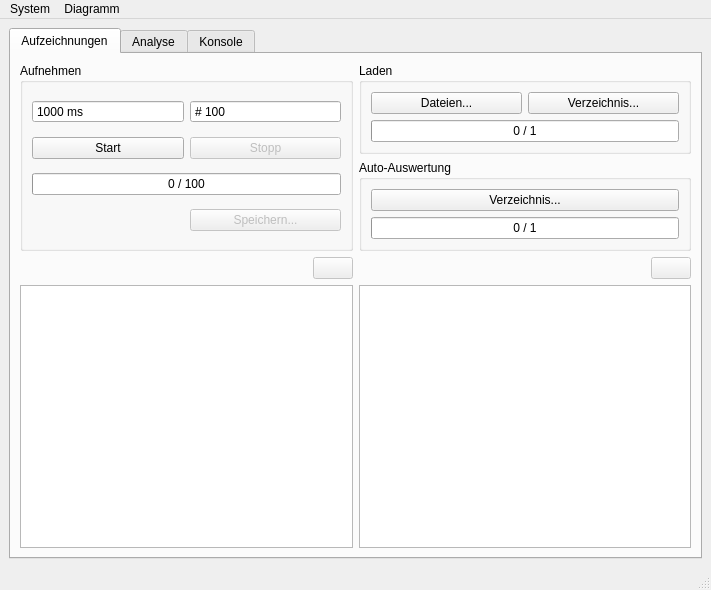
First picture: the form in src/mainwindow.ui, repository mathklk/QCDF, before the edit.
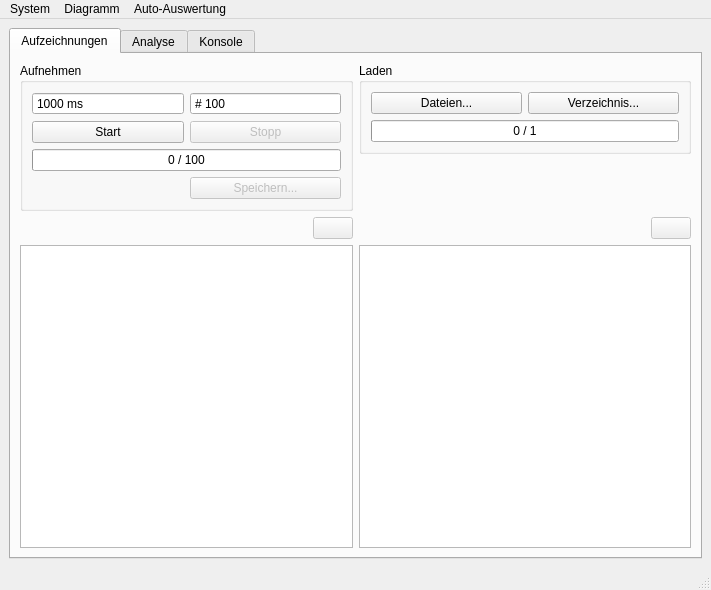
Second picture: the form after the edit. Icons and pictures are not drawn. Custom widgets are drawn as their Qt base class.

What changed in the file:
```diff
--- a/src/mainwindow.ui
+++ b/src/mainwindow.ui
@@ -24,8 +24,124 @@
        <attribute name="title">
         <string>Aufzeichnungen</string>
        </attribute>
-       <layout class="QGridLayout" name="gridLayout_6" rowstretch="0,0,0,0,1">
-        <item row="0" column="0" rowspan="3">
+       <layout class="QGridLayout" name="gridLayout_6" rowstretch="0,0,0,1">
+        <item row="0" column="1">
+         <widget class="QGroupBox" name="groupBox_2">
+          <property name="title">
+           <string>Laden</string>
+          </property>
+          <layout class="QGridLayout" name="gridLayout_5">
+           <item row="0" column="1">
+            <widget class="QPushButton" name="pushButtonLoadDir">
+             <property name="text">
+              <string>Verzeichnis...</string>
+             </property>
+            </widget>
+           </item>
+           <item row="0" column="0">
+            <widget class="QPushButton" name="pushButtonLoadFiles">
+             <property name="text">
+              <string>Dateien...</string>
+             </property>
+            </widget>
+           </item>
+           <item row="1" column="0" colspan="2">
+            <widget class="QProgressBar" name="progressBarLoad">
+             <property name="maximum">
+              <number>1</number>
+             </property>
+             <property name="value">
+              <number>0</number>
+             </property>
+             <property name="format">
+              <string>%v / %m</string>
+             </property>
+            </widget>
+           </item>
+          </layout>
+         </widget>
+        </item>
+        <item row="3" column="0">
+         <widget class="QListWidget" name="listWidgetRecord">
+          <property name="selectionMode">
+           <enum>QAbstractItemView::SelectionMode::ExtendedSelection</enum>
+          </property>
+         </widget>
+        </item>
+        <item row="1" column="1">
+         <spacer name="verticalSpacer">
+          <property name="orientation">
+           <enum>Qt::Orientation::Vertical</enum>
+          </property>
+          <property name="sizeHint" stdset="0">
+           <size>
+            <width>20</width>
+            <height>0</height>
+           </size>
+          </property>
+         </spacer>
+        </item>
+        <item row="2" column="1">
+         <layout class="QHBoxLayout" name="horizontalLayout_2">
+          <item>
+           <spacer name="horizontalSpacer_2">
+            <property name="orientation">
+             <enum>Qt::Orientation::Horizontal</enum>
+            </property>
+            <property name="sizeHint" stdset="0">
+             <size>
+              <width>40</width>
+              <height>20</height>
+             </size>
+            </property>
+           </spacer>
+          </item>
+          <item>
+           <widget class="QPushButton" name="pushButtonClearLoad">
+            <property name="enabled">
+             <bool>false</bool>
+            </property>
+            <property name="text">
+             <string/>
+            </property>
+            <property name="icon">
+             <iconset theme="QIcon::ThemeIcon::EditDelete"/>
+            </property>
+           </widget>
+          </item>
+         </layout>
+        </item>
+        <item row="2" column="0">
+         <layout class="QHBoxLayout" name="horizontalLayout">
+          <item>
+           <spacer name="horizontalSpacer">
+            <property name="orientation">
+             <enum>Qt::Orientation::Horizontal</enum>
+            </property>
+            <property name="sizeHint" stdset="0">
+             <size>
+              <width>40</width>
+              <height>20</height>
+             </size>
+            </property>
+           </spacer>
+          </item>
+          <item>
+           <widget class="QPushButton" name="pushButtonClearRecord">
+            <property name="enabled">
+             <bool>false</bool>
+            </property>
+            <property name="text">
+             <string/>
+            </property>
+            <property name="icon">
+             <iconset theme="QIcon::ThemeIcon::EditDelete"/>
+            </property>
+           </widget>
+          </item>
+         </layout>
+        </item>
+        <item row="0" column="0" rowspan="2">
          <widget class="QGroupBox" name="groupBox">
           <property name="title">
            <string>Aufnehmen</string>
@@ -112,158 +228,13 @@
           </layout>
          </widget>
         </item>
-        <item row="4" column="0">
-         <widget class="QListWidget" name="listWidgetRecord">
-          <property name="selectionMode">
-           <enum>QAbstractItemView::SelectionMode::ExtendedSelection</enum>
-          </property>
-         </widget>
-        </item>
-        <item row="3" column="0">
-         <layout class="QHBoxLayout" name="horizontalLayout">
-          <item>
-           <spacer name="horizontalSpacer">
-            <property name="orientation">
-             <enum>Qt::Orientation::Horizontal</enum>
-            </property>
-            <property name="sizeHint" stdset="0">
-             <size>
-              <width>40</width>
-              <height>20</height>
-             </size>
-            </property>
-           </spacer>
-          </item>
-          <item>
-           <widget class="QPushButton" name="pushButtonClearRecord">
-            <property name="enabled">
-             <bool>false</bool>
-            </property>
-            <property name="text">
-             <string/>
-            </property>
-            <property name="icon">
-             <iconset theme="QIcon::ThemeIcon::EditDelete"/>
-            </property>
-           </widget>
-          </item>
-         </layout>
-        </item>
-        <item row="2" column="1">
-         <spacer name="verticalSpacer">
-          <property name="orientation">
-           <enum>Qt::Orientation::Vertical</enum>
-          </property>
-          <property name="sizeHint" stdset="0">
-           <size>
-            <width>20</width>
-            <height>0</height>
-           </size>
-          </property>
-         </spacer>
-        </item>
-        <item row="0" column="1">
-         <widget class="QGroupBox" name="groupBox_2">
-          <property name="title">
-           <string>Laden</string>
-          </property>
-          <layout class="QGridLayout" name="gridLayout_5">
-           <item row="0" column="1">
-            <widget class="QPushButton" name="pushButtonLoadDir">
-             <property name="text">
-              <string>Verzeichnis...</string>
-             </property>
-            </widget>
-           </item>
-           <item row="0" column="0">
-            <widget class="QPushButton" name="pushButtonLoadFiles">
-             <property name="text">
-              <string>Dateien...</string>
-             </property>
-            </widget>
-           </item>
-           <item row="1" column="0" colspan="2">
-            <widget class="QProgressBar" name="progressBarLoad">
-             <property name="maximum">
-              <number>1</number>
-             </property>
-             <property name="value">
-              <number>0</number>
-             </property>
-             <property name="format">
-              <string>%v / %m</string>
-             </property>
-            </widget>
-           </item>
-          </layout>
-         </widget>
-        </item>
         <item row="3" column="1">
-         <layout class="QHBoxLayout" name="horizontalLayout_2">
-          <item>
-           <spacer name="horizontalSpacer_2">
-            <property name="orientation">
-             <enum>Qt::Orientation::Horizontal</enum>
-            </property>
-            <property name="sizeHint" stdset="0">
-             <size>
-              <width>40</width>
-              <height>20</height>
-             </size>
-            </property>
-           </spacer>
-          </item>
-          <item>
-           <widget class="QPushButton" name="pushButtonClearLoad">
-            <property name="enabled">
-             <bool>false</bool>
-            </property>
-            <property name="text">
-             <string/>
-            </property>
-            <property name="icon">
-             <iconset theme="QIcon::ThemeIcon::EditDelete"/>
-            </property>
-           </widget>
-          </item>
-         </layout>
-        </item>
-        <item row="4" column="1">
          <widget class="QListWidget" name="listWidgetLoad">
           <property name="selectionMode">
            <enum>QAbstractItemView::SelectionMode::ExtendedSelection</enum>
           </property>
          </widget>
         </item>
-        <item row="1" column="1">
-         <widget class="QGroupBox" name="groupBox_7">
-          <property name="title">
-           <string>Auto-Auswertung</string>
-          </property>
-          <layout class="QGridLayout" name="gridLayout_8">
-           <item row="0" column="0">
-            <widget class="QPushButton" name="pushButtonAuto">
-             <property name="text">
-              <string>Verzeichnis...</string>
-             </property>
-            </widget>
-           </item>
-           <item row="1" column="0">
-            <widget class="QProgressBar" name="progressBarAuto">
-             <property name="maximum">
-              <number>1</number>
-             </property>
-             <property name="value">
-              <number>0</number>
-             </property>
-             <property name="format">
-              <string>%v / %m</string>
-             </property>
-            </widget>
-           </item>
-          </layout>
-         </widget>
-        </item>
        </layout>
       </widget>
       <widget class="QWidget" name="Analyse">
@@ -618,7 +589,7 @@
      <x>0</x>
      <y>0</y>
      <width>711</width>
-     <height>23</height>
+     <height>21</height>
     </rect>
    </property>
    <widget class="QMenu" name="menuSystem">
@@ -639,8 +610,20 @@
     <addaction name="separator"/>
     <addaction name="actionClear_Cache"/>
    </widget>
+   <widget class="QMenu" name="menuAuto_Auswertung">
+    <property name="title">
+     <string>Auto-Auswertung</string>
+    </property>
+    <addaction name="actionAutoGeneric"/>
+    <addaction name="actionAutoMusicSum"/>
+    <addaction name="actionAutoMusicSeparate"/>
+    <addaction name="actionAutoPdoa"/>
+    <addaction name="separator"/>
+    <addaction name="actionStart"/>
+   </widget>
    <addaction name="menuSystem"/>
    <addaction name="menuChart"/>
+   <addaction name="menuAuto_Auswertung"/>
   </widget>
   <widget class="QStatusBar" name="statusbar"/>
   <action name="actionSettings">
```
Left out of the diff: 40 changed lines with no effect on the pictures.
